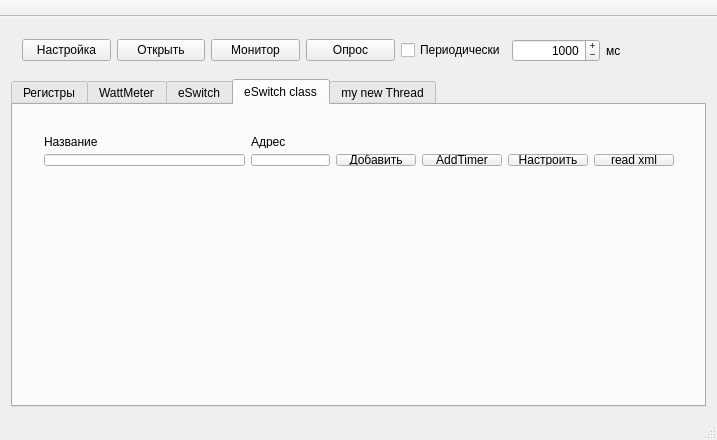
dm-urievich/byce_tool, file mainwindow.ui: the form before one commit.
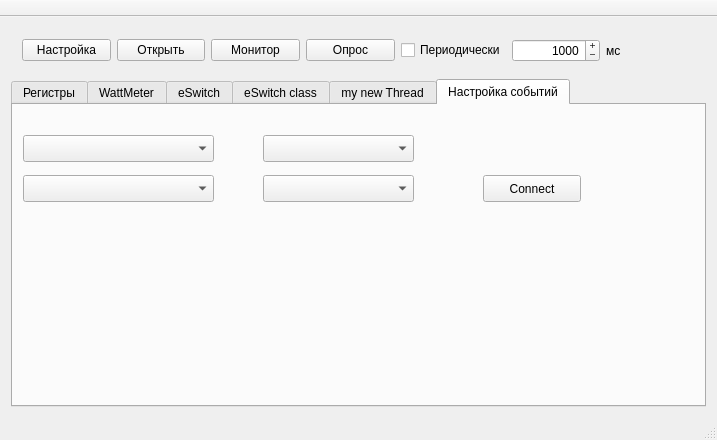
The form after the commit.

Commit message: add comfortable connection, modify bycetimer class to work with connection. now necessery make visualisation for connection

```diff
--- a/mainwindow.ui
+++ b/mainwindow.ui
@@ -113,7 +113,7 @@
        <enum>QTabWidget::Rounded</enum>
       </property>
       <property name="currentIndex">
-       <number>3</number>
+       <number>5</number>
       </property>
       <widget class="QWidget" name="tabRegisters">
        <attribute name="title">
@@ -1093,6 +1093,64 @@
         </property>
        </widget>
       </widget>
+      <widget class="QWidget" name="tabConnection">
+       <attribute name="title">
+        <string>Настройка событий</string>
+       </attribute>
+       <widget class="QComboBox" name="comboBoxListModulesEvent">
+        <property name="geometry">
+         <rect>
+          <x>10</x>
+          <y>30</y>
+          <width>191</width>
+          <height>27</height>
+         </rect>
+        </property>
+       </widget>
+       <widget class="QComboBox" name="comboBoxListModulesSocket">
+        <property name="geometry">
+         <rect>
+          <x>10</x>
+          <y>70</y>
+          <width>191</width>
+          <height>27</height>
+         </rect>
+        </property>
+       </widget>
+       <widget class="QComboBox" name="comboBoxModuleEvent">
+        <property name="geometry">
+         <rect>
+          <x>250</x>
+          <y>30</y>
+          <width>151</width>
+          <height>27</height>
+         </rect>
+        </property>
+       </widget>
+       <widget class="QComboBox" name="comboBoxModuleSocket">
+        <property name="geometry">
+         <rect>
+          <x>250</x>
+          <y>70</y>
+          <width>151</width>
+          <height>27</height>
+         </rect>
+        </property>
+       </widget>
+       <widget class="QPushButton" name="pushButtonConnectEventSocket">
+        <property name="geometry">
+         <rect>
+          <x>470</x>
+          <y>70</y>
+          <width>98</width>
+          <height>27</height>
+         </rect>
+        </property>
+        <property name="text">
+         <string>Connect</string>
+        </property>
+       </widget>
+      </widget>
      </widget>
     </item>
    </layout>
```
The commit also changes 16 other files.
